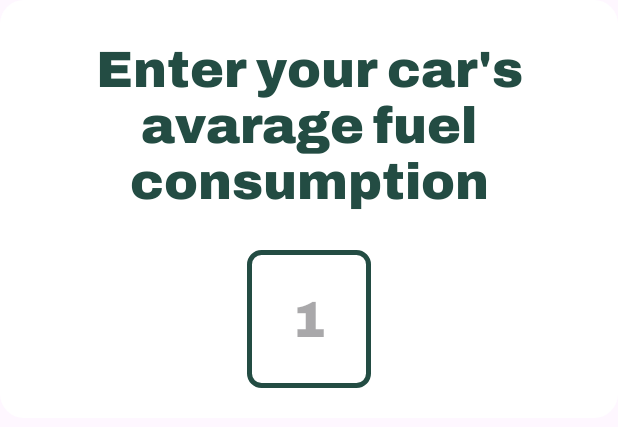
After one commit to gui-medrado/Travel-Savior, an Android app: the layout fragment_average_consumption.xml on its own in the app's theme, with its tools: preview values and no code run, on a phone screen of 412 x 824 dp. The commit adds this screen. Shown: the top 427 px of the screen. Run offline under Robolectric (Android 15) with nearby library versions, the phone set to English and light mode, and no system bars.

Commit message:
finish app

```diff
--- a/app/build.gradle.kts
+++ b/app/build.gradle.kts
@@ -51,7 +51,11 @@ dependencies {
     implementation(libs.material)
     implementation(libs.androidx.activity)
     implementation(libs.androidx.constraintlayout)
+    implementation(libs.androidx.navigation.fragment.ktx)
+    implementation(libs.androidx.navigation.ui.ktx)
+
     testImplementation(libs.junit)
     androidTestImplementation(libs.androidx.junit)
     androidTestImplementation(libs.androidx.espresso.core)
+
 }
--- a/app/src/main/AndroidManifest.xml
+++ b/app/src/main/AndroidManifest.xml
@@ -13,7 +13,7 @@
         android:theme="@style/Theme.TravelSavior"
         tools:targetApi="31">
         <activity
-            android:name=".MainActivity"
+            android:name=".ui.MainActivity"
             android:exported="true">
             <intent-filter>
                 <action android:name="android.intent.action.MAIN" />
--- /dev/null
+++ b/app/src/main/res/drawable/bg_edit_input.xml
@@ -0,0 +1,8 @@
+<?xml version="1.0" encoding="utf-8"?>
+<shape android:shape="rectangle" xmlns:android="http://schemas.android.com/apk/res/android">
+    <solid android:color="@android:color/white" />
+    <stroke android:color="@color/road_green" android:width="3dp"/>
+    <corners android:radius="8dp" />
+
+
+</shape>
--- /dev/null
+++ b/app/src/main/res/drawable/bg_fragments.xml
@@ -0,0 +1,5 @@
+<?xml version="1.0" encoding="utf-8"?>
+<shape android:shape="rectangle" xmlns:android="http://schemas.android.com/apk/res/android">
+    <solid android:color="@android:color/white"/>
+    <corners android:radius="16dp" />
+</shape>
--- /dev/null
+++ b/app/src/main/res/layout/fragment_average_consumption.xml
@@ -0,0 +1,42 @@
+<?xml version="1.0" encoding="utf-8"?>
+<androidx.constraintlayout.widget.ConstraintLayout xmlns:android="http://schemas.android.com/apk/res/android"
+    xmlns:app="http://schemas.android.com/apk/res-auto"
+    xmlns:tools="http://schemas.android.com/tools"
+    android:id="@+id/frag_average_container"
+    android:layout_width="match_parent"
+    android:background="@drawable/bg_fragments"
+    android:layout_height="wrap_content"
+    android:padding="20dp"
+    tools:context=".ui.fragments.AverageConsumptionFragment">
+
+<TextView
+    android:id="@+id/frag_avarage_title"
+
+    style="@style/FragsTitle"
+    android:layout_width="match_parent"
+    android:layout_height="wrap_content"
+    android:text="@string/frag_avarage_title"
+    android:textAlignment="center"
+    app:layout_constraintEnd_toEndOf="parent"
+    app:layout_constraintStart_toStartOf="parent"
+    app:layout_constraintTop_toTopOf="parent" />
+
+<EditText
+    android:id="@+id/frag_avarage_editText"
+    android:layout_width="wrap_content"
+    android:layout_height="wrap_content"
+
+    android:inputType="numberDecimal"
+    style="@style/FragsTitle"
+    android:hint="@string/frag_price_initial_value"
+    android:autofillHints="1"
+    android:background="@drawable/bg_edit_input"
+    android:paddingVertical="20dp"
+    android:paddingHorizontal="30dp"
+    android:layout_marginTop="20dp"
+    app:layout_constraintEnd_toEndOf="parent"
+    app:layout_constraintStart_toStartOf="parent"
+    app:layout_constraintTop_toBottomOf="@+id/frag_avarage_title"
+    tools:ignore="LabelFor" />
+
+</androidx.constraintlayout.widget.ConstraintLayout>
--- a/app/src/main/res/values/styles.xml
+++ b/app/src/main/res/values/styles.xml
@@ -3,6 +3,12 @@
     <style name="AlternativeTitle">
         <item name="android:fontFamily">@font/architects_daughter</item>
         <item name="android:textSize">36sp</item>
+        <item name="android:textColor">@color/road_green</item>
+    </style>
+
+    <style name="FragsTitle">
+        <item name="android:fontFamily">@font/archivo_black</item>
+        <item name="android:textSize">34sp</item>
         <item name="android:textColor">@color/road_green</item>
     </style>
 
--- a/gradle/libs.versions.toml
+++ b/gradle/libs.versions.toml
@@ -9,7 +9,8 @@ appcompat = "1.7.1"
 material = "1.11.0"
 activity = "1.10.1"
 constraintlayout = "2.2.1"
-
+navigationFragmentKtx = "2.8.1"
+navigationUiKtx = "2.8.1"
 
 [libraries]
 androidx-core-ktx = { group = "androidx.core", name = "core-ktx", version.ref = "coreKtx" }
@@ -20,6 +21,8 @@ androidx-appcompat = { group = "androidx.appcompat", name = "appcompat", version
 material = { group = "com.google.android.material", name = "material", version.ref = "material" }
 androidx-activity = { group = "androidx.activity", name = "activity", version.ref = "activity" }
 androidx-constraintlayout = { group = "androidx.constraintlayout", name = "constraintlayout", version.ref = "constraintlayout" }
+androidx-navigation-fragment-ktx = { group="androidx.navigation", name="navigation-fragment-ktx" , version.ref="navigationFragmentKtx" }
+androidx-navigation-ui-ktx = { group="androidx.navigation", name="navigation-ui-ktx", version.ref="navigationUiKtx" }
 
 [plugins]
 android-application = { id = "com.android.application", version.ref = "agp" }
```
Also changed, not shown: app/src/main/java/com/example/travelsavior/MainActivity.kt (deleted, +0 -31 lines), app/src/main/java/com/example/travelsavior/model/TravelData.kt (added, +8 -0 lines), app/src/main/java/com/example/travelsavior/ui/MainActivity.kt (added, +109 -0 lines), app/src/main/java/com/example/travelsavior/ui/fragments/AverageConsumptionFragment.kt (added, +41 -0 lines), app/src/main/java/com/example/travelsavior/ui/fragments/DistanceFragment.kt (added, +40 -0 lines), app/src/main/java/com/example/travelsavior/ui/fragments/FuelPriceFragment.kt (added, +42 -0 lines), app/src/main/java/com/example/travelsavior/ui/fragments/ResultFragment.kt (added, +41 -0 lines), app/src/main/res/layout/activity_main.xml (+28 -1 lines), app/src/main/res/layout/fragment_distance.xml (added, +42 -0 lines), app/src/main/res/layout/fragment_fuel_price.xml (added, +43 -0 lines), app/src/main/res/layout/fragment_result.xml (added, +53 -0 lines), app/src/main/res/navigation/main_content_nav_graph.xml (added, +49 -0 lines), app/src/main/res/values/strings.xml (+14 -0 lines).
